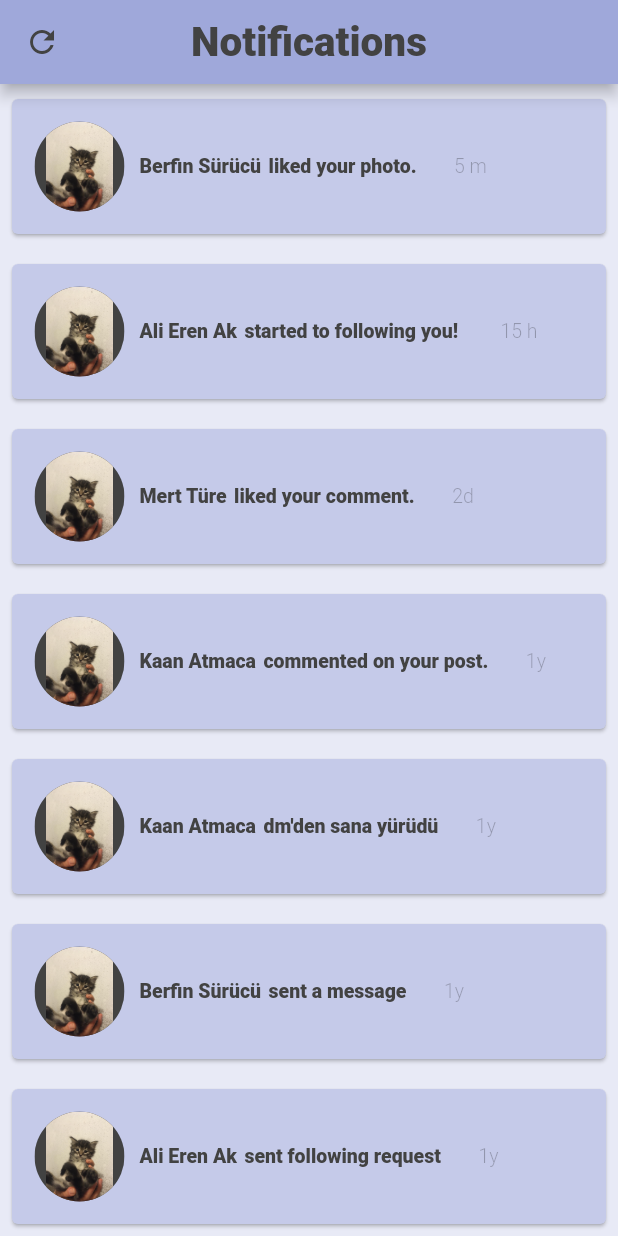
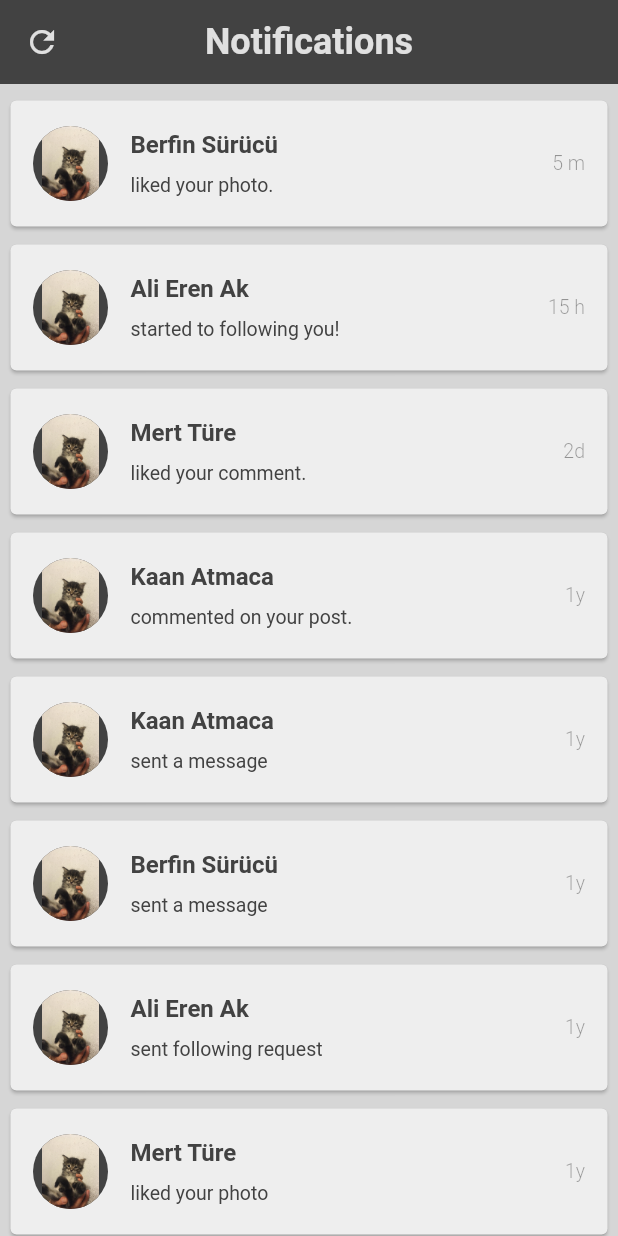
Before and after one commit to alierenak/sinapps, a Flutter app: the Noti screen opened directly, on a phone screen of 412 x 824 dp. Run offline on Flutter 3.47's test engine with Material 2 defaults, Android fonts, the phone set to English and light mode, and no system bars; our stand-ins replace cached_network_image, email_validator, location, shared_preferences; accounts and stored records are empty; Roboto replaces fonts that are missing (BrandonText); statements that could not run were skipped.

Commit message:
feed & loc

```diff
--- a/lib/models/notifCard.dart
+++ b/lib/models/notifCard.dart
@@ -11,8 +11,8 @@ class NotifCard extends StatelessWidget {
   @override
   Widget build(BuildContext context) {
     return Card(
-      color: Colors.indigo[100],
-      margin: EdgeInsets.fromLTRB(8, 10, 8, 10),
+      color: Colors.grey[200],
+      margin: EdgeInsets.fromLTRB(7, 6, 7, 6),
       child: Padding(
         padding: EdgeInsets.all(15.0),
         child: Row(
@@ -20,57 +20,43 @@ class NotifCard extends StatelessWidget {
             ClipRRect(
               borderRadius: BorderRadius.circular(30.0),
               child: Container(
-                height: 60.0,
-                width: 60.0,
+                height: 50.0,
+                width: 50.0,
                 color: AppColors.textColor1,
                 child: Image.asset(notification.photo),
               ),
-
             ),
+            SizedBox(width: 10,),
             Expanded(
-
               flex: 2,
               child: Padding(
-                padding: const EdgeInsets.symmetric(vertical: 15, horizontal: 10),
+                padding: const EdgeInsets.symmetric(vertical: 5, horizontal: 5),
                 child: Column(
 
-                  mainAxisAlignment: MainAxisAlignment.spaceEvenly,
+                  mainAxisAlignment: MainAxisAlignment.start,
                   crossAxisAlignment: CrossAxisAlignment.start,
                   children: <Widget> [
-                    Row(
-
+                    Column(
                       mainAxisAlignment: MainAxisAlignment.start,
-                      crossAxisAlignment: CrossAxisAlignment.end,
+                      crossAxisAlignment: CrossAxisAlignment.start,
                       children: [
                         Text(
                         notification.name,
                           style: TextStyle(
                             color: AppColors.textColor1,
-                            fontSize: 13,
+                            fontSize: 16,
                             fontFamily: 'BrandonText',
-                            fontWeight: FontWeight.w800,
+                            fontWeight: FontWeight.w600,
                           ),
                         ),
-                        SizedBox(width: 5,),
+                        SizedBox(height: 10,),
                         Text(
                           notification.text,
                           style: TextStyle(
                             color: AppColors.textColor1,
                             fontSize: 13,
                             fontFamily: 'BrandonText',
-                            fontWeight: FontWeight.w800,
-                          ),
-                        ),
-                        SizedBox(width: 25,),
-                        Text(
-                          notification.date,
-                          style: TextStyle(
-
-                            color: Colors.black26,
-                            fontSize: 13,
-                            fontFamily: 'BrandonText',
-                            fontWeight: FontWeight.w300,
-
+                            fontWeight: FontWeight.w400,
                           ),
                         ),
                       ],
@@ -80,6 +66,20 @@ class NotifCard extends StatelessWidget {
 
             ),
             ),
+            Row(
+              children: [
+                SizedBox(width: 25,),
+                Text(
+                  notification.date,
+                  style: TextStyle(
+                    color: Colors.black38,
+                    fontSize: 13,
+                    fontFamily: 'BrandonText',
+                    fontWeight: FontWeight.w300,
+                  ),
+                ),
+              ],
+            )
           ],
         ),
       ),
--- /dev/null
+++ b/lib/models/userlocation.dart
@@ -0,0 +1,6 @@
+class UserLocation {
+  final double latitude;
+  final double longitude;
+
+  UserLocation({this.latitude, this.longitude});
+}
--- a/lib/routes/editProfile.dart
+++ b/lib/routes/editProfile.dart
@@ -87,6 +87,7 @@ class _EditProfileState extends State<EditProfile> {
       ],
     );
   }
+
   Column buildPrivateField() {
     return Column(
       crossAxisAlignment: CrossAxisAlignment.start,
@@ -106,6 +107,7 @@ class _EditProfileState extends State<EditProfile> {
       ],
     );
   }
+
   Column buildBioField() {
     return Column(
       crossAxisAlignment: CrossAxisAlignment.start,
@@ -165,12 +167,13 @@ class _EditProfileState extends State<EditProfile> {
                       buildDisplayNameField(),
                       buildDisplayUsernameField(),
                       buildBioField(),
+                      SizedBox(height: 60,),
                       buildPrivateField(),
                     ],
                   ),
                 ),
 
-                RaisedButton(
+                FlatButton(
                   onPressed: () => print('update profile data'),
                   color: Colors.grey[800],
                   child: Text(
--- a/lib/routes/notificationpage.dart
+++ b/lib/routes/notificationpage.dart
@@ -41,7 +41,7 @@ List<NotifPost> notifs = [
       name: "Kaan Atmaca",
       photo: "lib/images/cat.jpg",
       date: "1y",
-      text: "dm'den sana yürüdü"),
+      text: "sent a message"),
   NotifPost(
       name: "Berfin Sürücü",
       photo: "lib/images/cat.jpg",
@@ -64,21 +64,22 @@ class _NotiState extends State<Noti> {
   Widget build(BuildContext context) {
     return SafeArea(
       child: Scaffold(
-          backgroundColor: Colors.indigo[50],
+          backgroundColor: Colors.grey[350],
           appBar: AppBar(
             centerTitle: true,
-            backgroundColor: Colors.indigo[200],
+            backgroundColor: Colors.grey[800],
+            elevation: 0.0,
             title: Text(
               'Notifications',
               style: TextStyle(
-                color: Colors.grey[800],
-                fontSize: 27,
+                color: Colors.grey[300],
+                fontSize: 24,
                 fontFamily: 'BrandonText',
-                fontWeight: FontWeight.w800,
+                fontWeight: FontWeight.w600,
               ),
             ),
             leading: IconButton(
-              color: Colors.grey[800],
+              color: Colors.grey[300],
               icon: Icon(Icons.refresh_sharp),
               onPressed: () {
                 Noti();
@@ -88,6 +89,7 @@ class _NotiState extends State<Noti> {
           body: Column(
             crossAxisAlignment: CrossAxisAlignment.center,
             children: [
+              SizedBox(height: 5,),
               Expanded(
                 child: SingleChildScrollView(
                   child: Column(
--- a/pubspec.yaml
+++ b/pubspec.yaml
@@ -34,6 +34,8 @@ dependencies:
   shared_preferences: ^2.0.5
   async: ^2.5.0
   cached_network_image: ^3.0.0
+  provider: ^3.0.0
+  location: ^2.3.5
 
 dev_dependencies:
   flutter_test:
```
Also changed, not shown: lib/models/postCard.dart (+53 -36 lines), lib/routes/feedpage.dart (+24 -72 lines), lib/routes/locationpage.dart (added, +105 -0 lines), lib/service/locationservice.dart (added, +44 -0 lines), pubspec.lock, 4 other files.
